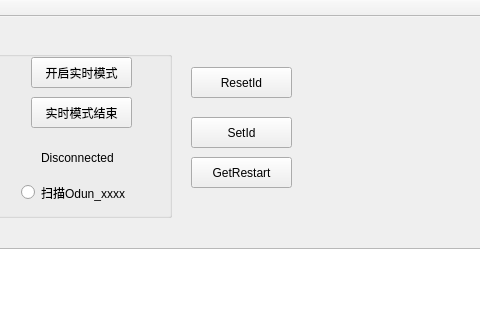
The window that ble_tools/ble_tools.ui (notrynohigh/QT_B_TP) describes before a commit, drawn with Qt 5; both pictures show x 839 to 1319 and y 0 to 320 of the 1500 by 759 pixel window.
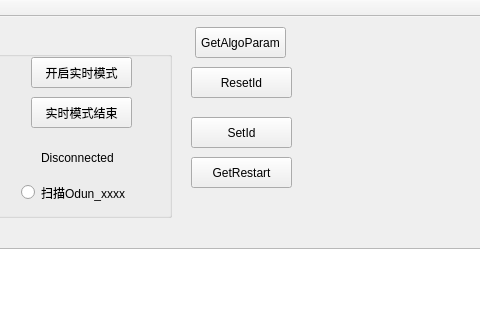
The same window after the commit. Icons and pictures are not drawn.

What changed in the file:
```diff
--- a/ble_tools/ble_tools.ui
+++ b/ble_tools/ble_tools.ui
@@ -446,6 +446,19 @@
      <string>GetRestart</string>
     </property>
    </widget>
+   <widget class="QPushButton" name="getalgoparam">
+    <property name="geometry">
+     <rect>
+      <x>1034</x>
+      <y>10</y>
+      <width>91</width>
+      <height>31</height>
+     </rect>
+    </property>
+    <property name="text">
+     <string>GetAlgoParam</string>
+    </property>
+   </widget>
   </widget>
   <widget class="QMenuBar" name="menuBar">
    <property name="geometry">
```
